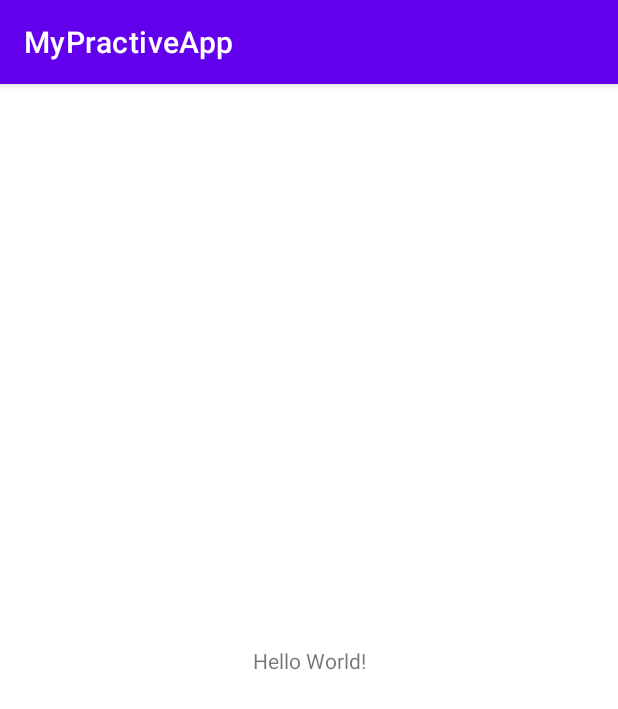
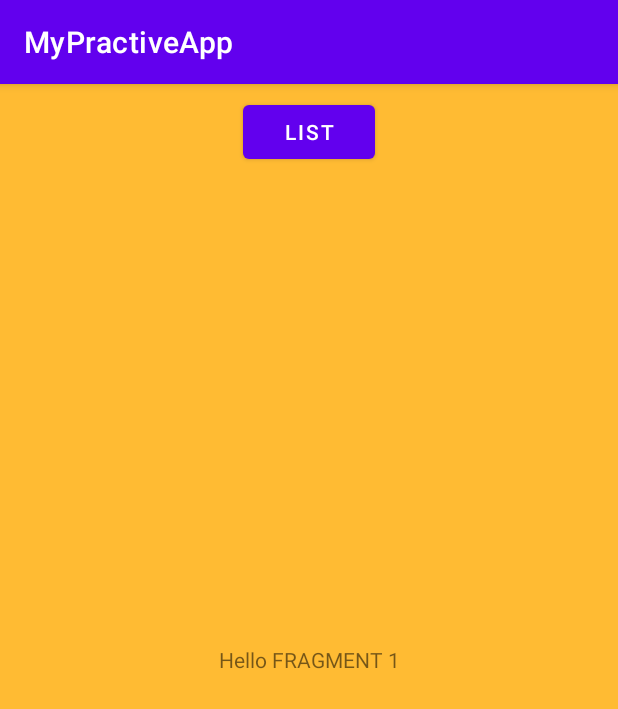
Before and after one commit to fretziedesc/PracticeApp, an Android app: the screen it shows after launch (MainActivity), on a phone screen of 412 x 824 dp. Shown: the top 709 px of the screen. Run offline under Robolectric (Android 15) with nearby library versions, the phone set to English and light mode, and no system bars.

Commit message:
set the navigation host in main activity

```diff
--- a/app/src/main/res/layout/activity_main.xml
+++ b/app/src/main/res/layout/activity_main.xml
@@ -6,13 +6,15 @@
   android:layout_height="match_parent"
   tools:context=".MainActivity">
 
-  <TextView
-    android:layout_width="wrap_content"
-    android:layout_height="wrap_content"
-    android:text="Hello World!"
-    app:layout_constraintBottom_toBottomOf="parent"
+  <fragment
+    android:id="@+id/nav_host_fragment"
+    android:name="androidx.navigation.fragment.NavHostFragment"
+    android:layout_width="match_parent"
+    android:layout_height="match_parent"
+    app:defaultNavHost="true"
     app:layout_constraintLeft_toLeftOf="parent"
     app:layout_constraintRight_toRightOf="parent"
-    app:layout_constraintTop_toTopOf="parent" />
+    app:layout_constraintTop_toTopOf="parent"
+    app:navGraph="@navigation/nav_graph" />
 
 </androidx.constraintlayout.widget.ConstraintLayout>
```
